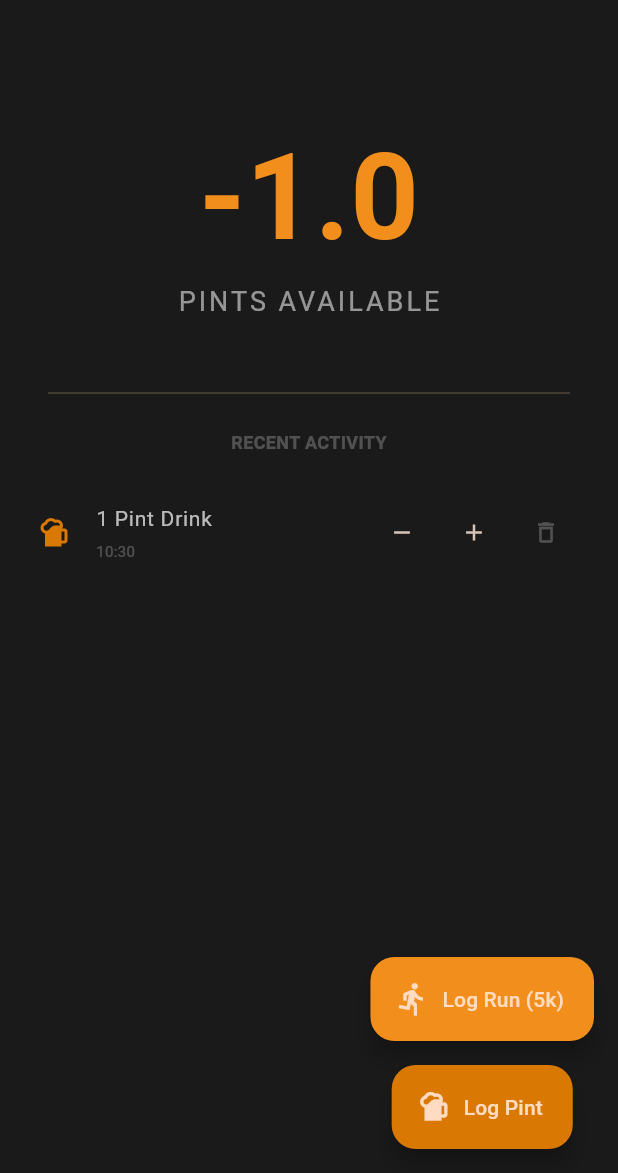
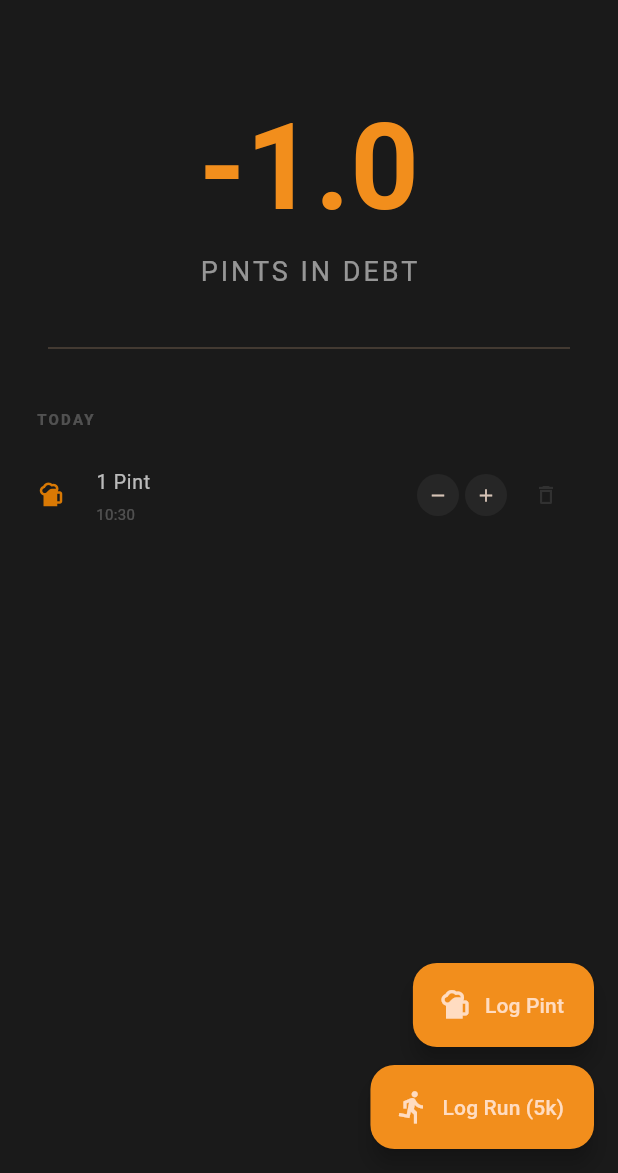
Before and after one commit to jemmy8oy-northstar/earnyourbeers, a Flutter app: the screen it shows after launch, after a tap on "Log Pint", on a phone screen of 412 x 824 dp, the part 63-1236 px from its top. Run offline on Flutter 3.47's test engine with Material 3 defaults, Android fonts, the phone set to English and light mode, and no system bars; our stand-ins replace isar; accounts and stored records are empty; generated files the repository leaves out were written again.

Commit message:
Regining ui

```diff
--- a/lib/ui/screens/dashboard_screen.dart
+++ b/lib/ui/screens/dashboard_screen.dart
@@ -16,7 +16,7 @@ class DashboardScreen extends StatelessWidget {
       appBar: AppBar(title: const Text('Earn Your Beers 🍻')),
       body: Column(
         children: [
-          const SizedBox(height: 60),
+          const SizedBox(height: 40),
           Text(
             balance.toStringAsFixed(1),
             style: const TextStyle(
@@ -25,57 +25,116 @@ class DashboardScreen extends StatelessWidget {
               color: AppTheme.primaryBeer,
             ),
           ),
-          const Text(
-            'PINTS AVAILABLE',
-            style: TextStyle(
+          Text(
+            balance > 0
+                ? 'PINTS IN CREDIT'
+                : balance < 0
+                ? 'PINTS IN DEBT'
+                : 'SQUARE AT THE BAR',
+            style: const TextStyle(
               fontSize: 18,
               letterSpacing: 2,
               color: Colors.white54,
             ),
           ),
-          const SizedBox(height: 40),
+          const SizedBox(height: 30),
           const Divider(indent: 32, endIndent: 32),
-          const Padding(
-            padding: EdgeInsets.symmetric(vertical: 16),
+          Expanded(
+            child: Consumer<AppState>(
+              builder: (context, state, child) {
+                final logs = state.logs;
+                if (logs.isEmpty) {
+                  return const Center(
                     child: Text(
-              'RECENT ACTIVITY',
-              style: TextStyle(
-                fontSize: 12,
+                      'No activity yet. Get moving! 🍻',
+                      style: TextStyle(color: Colors.white24),
+                    ),
+                  );
+                }
+
+                // Grouping logic
+                final Map<String, List<dynamic>> grouped = {};
+                for (var log in logs) {
+                  final date = log.timestamp;
+                  final today = DateTime.now();
+                  final yesterday = today.subtract(const Duration(days: 1));
+
+                  String header;
+                  if (date.year == today.year &&
+                      date.month == today.month &&
+                      date.day == today.day) {
+                    header = 'TODAY';
+                  } else if (date.year == yesterday.year &&
+                      date.month == yesterday.month &&
+                      date.day == yesterday.day) {
+                    header = 'YESTERDAY';
+                  } else {
+                    header = '${date.day}/${date.month}/${date.year}';
+                  }
+
+                  if (!grouped.containsKey(header)) grouped[header] = [];
+                  grouped[header]!.add(log);
+                }
+
+                return ListView.builder(
+                  padding: const EdgeInsets.symmetric(
+                    horizontal: 16,
+                    vertical: 16,
+                  ),
+                  itemCount: grouped.keys.length,
+                  itemBuilder: (context, groupIndex) {
+                    final header = grouped.keys.elementAt(groupIndex);
+                    final items = grouped[header]!;
+
+                    return Column(
+                      crossAxisAlignment: CrossAxisAlignment.start,
+                      children: [
+                        Padding(
+                          padding: const EdgeInsets.only(
+                            left: 8,
+                            top: 16,
+                            bottom: 8,
+                          ),
+                          child: Text(
+                            header,
+                            style: const TextStyle(
+                              fontSize: 10,
                               fontWeight: FontWeight.bold,
+                              letterSpacing: 1.5,
                               color: Colors.white24,
                             ),
                           ),
                         ),
-          Expanded(
-            child: Consumer<AppState>(
-              builder: (context, state, child) {
-                final logs = state.logs;
-                return ListView.builder(
-                  padding: const EdgeInsets.symmetric(horizontal: 16),
-                  itemCount: logs.length,
-                  itemBuilder: (context, index) {
-                    final item = logs[index];
+                        ...items.map((item) {
                           final isActivity = item is Activity;
                           final amount = isActivity
                               ? item.amount
                               : (item as Drink).amount;
                           final id = isActivity ? item.id : (item as Drink).id;
+                          final label = isActivity
+                              ? '${amount.toStringAsFixed(1)} km Run'
+                              : '${amount.toInt()} Pint${amount.toInt() == 1 ? '' : 's'}';
+
+                          final isMostRecent = item == logs[0];
 
                           return ListTile(
-                      contentPadding: const EdgeInsets.symmetric(horizontal: 8),
+                            contentPadding: const EdgeInsets.symmetric(
+                              horizontal: 8,
+                            ),
                             leading: Icon(
-                        isActivity ? Icons.directions_run : Icons.sports_bar,
+                              isActivity
+                                  ? Icons.directions_run
+                                  : Icons.sports_bar,
                               color: isActivity
                                   ? AppTheme.primaryBeer
                                   : AppTheme.deepAmber,
+                              size: 20,
                             ),
                             title: Text(
-                        isActivity
-                            ? '${amount.toStringAsFixed(1)} km Run'
-                            : '${amount.toInt()} Pint Drink',
+                              label,
                               style: const TextStyle(
                                 color: Colors.white70,
-                          fontSize: 14,
+                                fontSize: 13,
                               ),
                             ),
                             subtitle: Text(
@@ -85,36 +144,49 @@ class DashboardScreen extends StatelessWidget {
                                 fontSize: 10,
                               ),
                             ),
-                      trailing: Row(
+                            trailing: isMostRecent
+                                ? Row(
                                     mainAxisSize: MainAxisSize.min,
                                     children: [
-                          IconButton(
-                            icon: const Icon(Icons.remove, size: 18),
+                                      _ActionButton(
+                                        icon: Icons.remove,
                                         onPressed: () {
                                           if (isActivity) {
                                             if (amount > 0.5)
-                                  state.updateActivity(item, amount - 0.5);
+                                              state.updateActivity(
+                                                item,
+                                                amount - 0.5,
+                                              );
                                           } else {
                                             if (amount > 1)
-                                  state.updateDrink(item as Drink, amount - 1);
+                                              state.updateDrink(
+                                                item as Drink,
+                                                amount - 1,
+                                              );
                                           }
                                         },
                                       ),
-                          IconButton(
-                            icon: const Icon(Icons.add, size: 18),
+                                      _ActionButton(
+                                        icon: Icons.add,
                                         onPressed: () {
                                           if (isActivity) {
-                                state.updateActivity(item, amount + 0.5);
+                                            state.updateActivity(
+                                              item,
+                                              amount + 0.5,
+                                            );
                                           } else {
-                                state.updateDrink(item as Drink, amount + 1);
+                                            state.updateDrink(
+                                              item as Drink,
+                                              amount + 1,
+                                            );
                                           }
                                         },
                                       ),
                                       IconButton(
                                         icon: const Icon(
                                           Icons.delete_outline,
-                              size: 18,
-                              color: Colors.white24,
+                                          size: 16,
+                                          color: Colors.white10,
                                         ),
                                         onPressed: () {
                                           if (isActivity) {
@@ -125,7 +197,11 @@ class DashboardScreen extends StatelessWidget {
                                         },
                                       ),
                                     ],
-                      ),
+                                  )
+                                : null,
+                          );
+                        }),
+                      ],
                     );
                   },
                 );
@@ -134,24 +210,51 @@ class DashboardScreen extends StatelessWidget {
           ),
         ],
       ),
+      floatingActionButtonLocation: FloatingActionButtonLocation.endFloat,
       floatingActionButton: Column(
         mainAxisAlignment: MainAxisAlignment.end,
+        crossAxisAlignment: CrossAxisAlignment.end,
         children: [
+          FloatingActionButton.extended(
+            onPressed: () => context.read<AppState>().addDrink(1.0),
+            label: const Text('Log Pint'),
+            icon: const Icon(Icons.sports_bar),
+            backgroundColor: AppTheme.primaryBeer,
+          ),
+          const SizedBox(height: 12),
           FloatingActionButton.extended(
             onPressed: () => context.read<AppState>().addActivity(5.0),
             label: const Text('Log Run (5k)'),
             icon: const Icon(Icons.directions_run),
             backgroundColor: AppTheme.primaryBeer,
           ),
-          const SizedBox(height: 16),
-          FloatingActionButton.extended(
-            onPressed: () => context.read<AppState>().addDrink(1.0),
-            label: const Text('Log Pint'),
-            icon: const Icon(Icons.sports_bar),
-            backgroundColor: AppTheme.deepAmber,
-          ),
         ],
       ),
     );
   }
 }
+
+class _ActionButton extends StatelessWidget {
+  final IconData icon;
+  final VoidCallback onPressed;
+
+  const _ActionButton({required this.icon, required this.onPressed});
+
+  @override
+  Widget build(BuildContext context) {
+    return Container(
+      margin: const EdgeInsets.symmetric(horizontal: 2),
+      width: 28,
+      height: 28,
+      decoration: BoxDecoration(
+        color: Colors.white.withOpacity(0.05),
+        shape: BoxShape.circle,
+      ),
+      child: IconButton(
+        padding: EdgeInsets.zero,
+        icon: Icon(icon, size: 14),
+        onPressed: onPressed,
+      ),
+    );
+  }
+}
```
Lines whose indentation alone changed are shown as unchanged.
